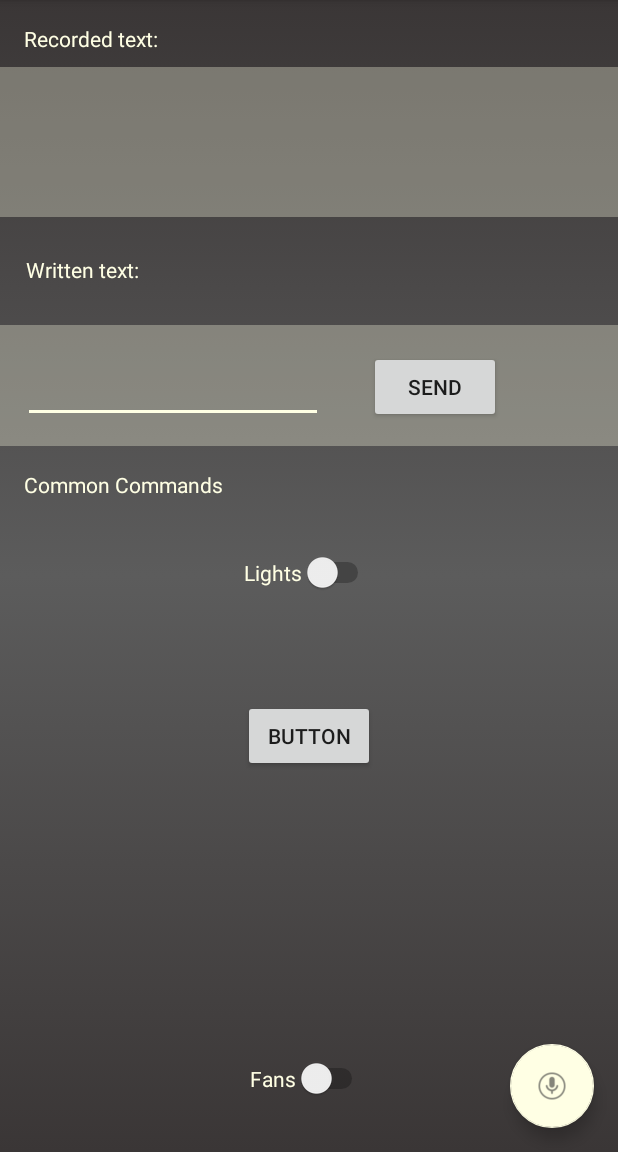
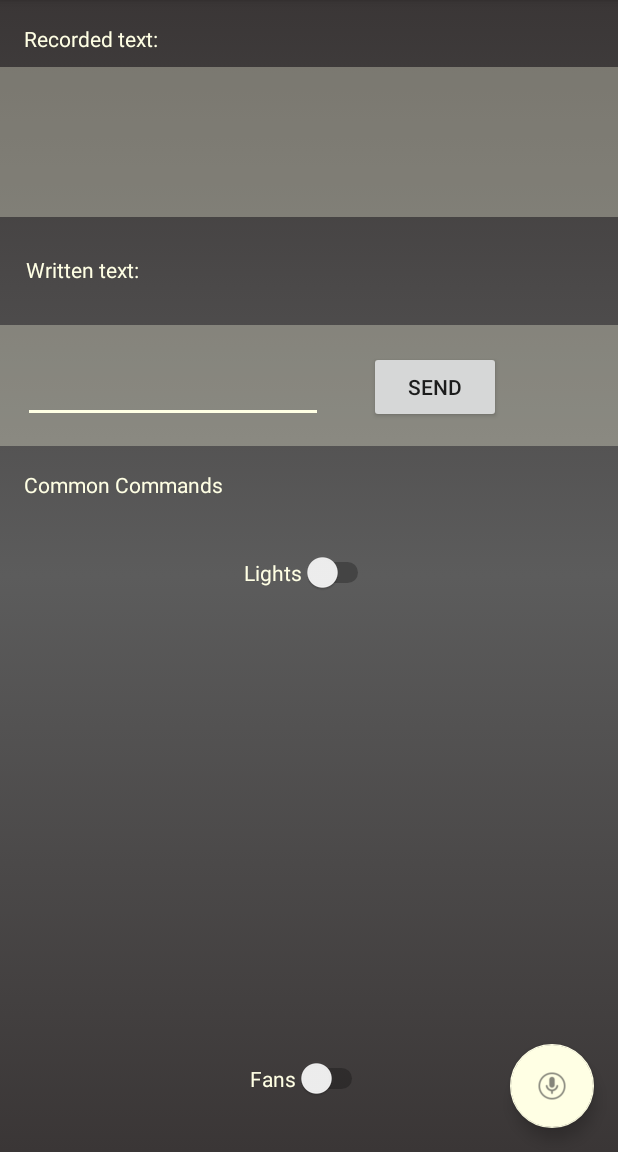
Before and after one commit to Arnie09/GLaD_OS, an Android app: the screen it shows after launch (MainActivity), on a phone screen of 412 x 824 dp, the part 84-1236 px from its top. Run offline under Robolectric (Android 15) with nearby library versions, the phone set to English and light mode, and no system bars; our stand-ins replace Firebase (no records; nobody signed in at launch, a user with empty details on screens opened directly); libraries missing offline, so code that uses them is left out: org.eclipse.paho; 4 statements that could not run were skipped.

Commit message:
removed all traces of button

```diff
--- a/AndroidApp/GLaD_OS/app/src/main/java/com/example/glad_os/MainActivity.java
+++ b/AndroidApp/GLaD_OS/app/src/main/java/com/example/glad_os/MainActivity.java
@@ -99,7 +99,7 @@ public class MainActivity extends AppCompatActivity
 
         error = 0;
         text_input = findViewById(R.id.inputText);
-        Button button = findViewById(R.id.button);
+
 
         databaseHandler = new DatabaseHandler(this);
 
--- a/AndroidApp/GLaD_OS/app/src/main/res/layout/content_main.xml
+++ b/AndroidApp/GLaD_OS/app/src/main/res/layout/content_main.xml
@@ -124,16 +124,4 @@
         app:layout_constraintStart_toStartOf="parent"
         app:layout_constraintTop_toBottomOf="@+id/scroll_view" />
 
-    <Button
-        android:id="@+id/button"
-        android:layout_width="wrap_content"
-        android:layout_height="wrap_content"
-        android:layout_marginStart="161dp"
-        android:layout_marginTop="71dp"
-        android:layout_marginEnd="162dp"
-        android:text="Button"
-        app:layout_constraintEnd_toEndOf="parent"
-        app:layout_constraintStart_toStartOf="parent"
-        app:layout_constraintTop_toBottomOf="@+id/lights_switch" />
-
 </androidx.constraintlayout.widget.ConstraintLayout>
```
